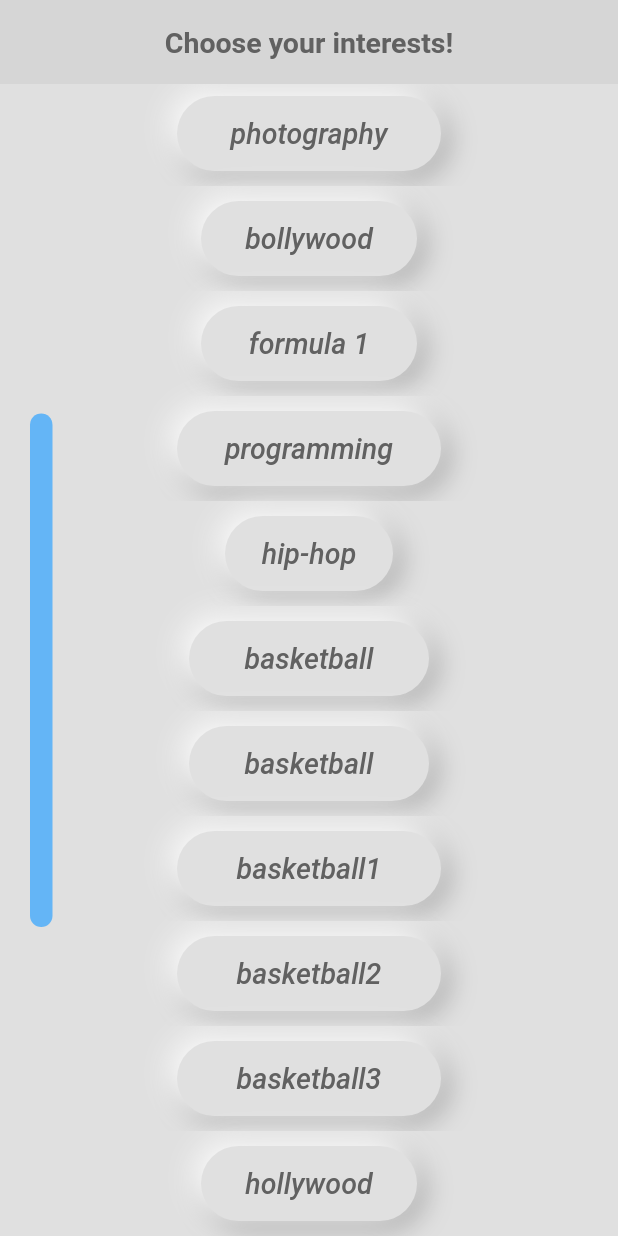
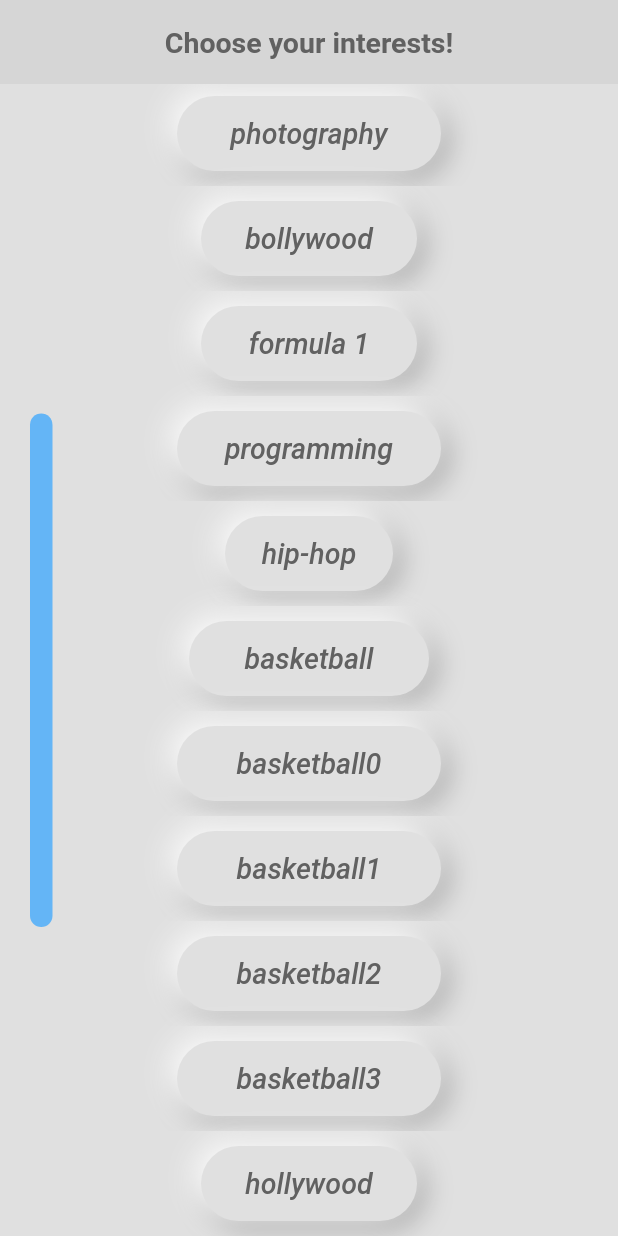
Before and after one commit to sanidhyas3s/auito_personal, a Flutter app: the screen it shows after launch, scrolled down 282 dp, on a phone screen of 412 x 824 dp. Run offline on Flutter 3.47's test engine with Material 2 defaults, Android fonts, the phone set to English and light mode, and no system bars; our stand-ins replace webview_flutter, youtube_player_flutter.

Commit message:
(ignore just a trial)

```diff
--- a/week2/lib/main.dart
+++ b/week2/lib/main.dart
@@ -29,7 +29,7 @@ class _InterestsSelectionState extends State<InterestsSelection> {
     Interest(name: 'programming'),
     Interest(name: 'hip-hop'),
     Interest(name: 'basketball'),
-    Interest(name: 'basketball'),
+    Interest(name: 'basketball0'),
     Interest(name: 'basketball1'),
     Interest(name: 'basketball2'),
     Interest(name: 'basketball3'),
```
